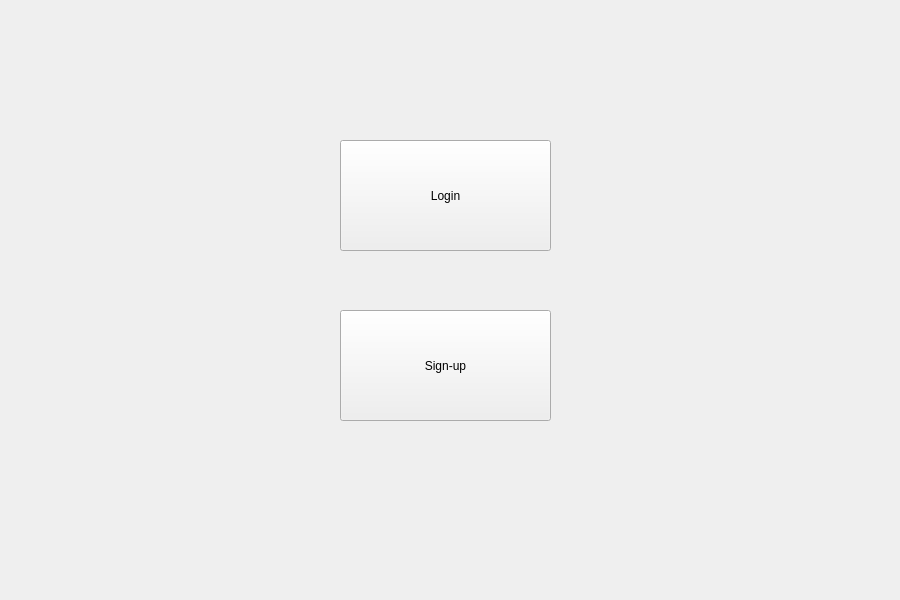
Before: the Qt Designer form UIAP_Final/adminentry.ui in a-HA7-z/UIAP_Final, drawn with Qt 5.
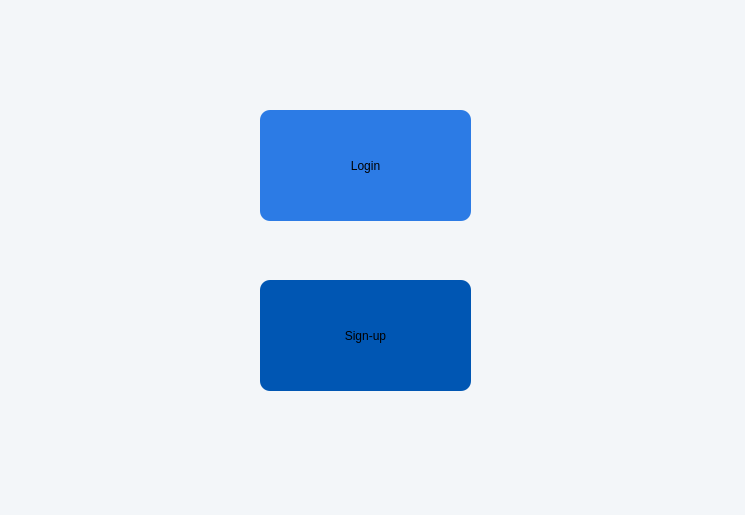
After: the same form once the commit is applied.

What changed in the file:
```diff
--- a/UIAP_Final/adminentry.ui
+++ b/UIAP_Final/adminentry.ui
@@ -6,22 +6,30 @@
    <rect>
     <x>0</x>
     <y>0</y>
-    <width>900</width>
-    <height>600</height>
+    <width>745</width>
+    <height>515</height>
    </rect>
   </property>
   <property name="windowTitle">
    <string>Form</string>
   </property>
+  <property name="styleSheet">
+   <string notr="true">background-color: rgb(243, 246, 249);</string>
+  </property>
   <widget class="QPushButton" name="LoginButton">
    <property name="geometry">
     <rect>
-     <x>340</x>
-     <y>140</y>
+     <x>260</x>
+     <y>110</y>
      <width>211</width>
      <height>111</height>
     </rect>
    </property>
+   <property name="styleSheet">
+    <string notr="true">background-color: rgb(44, 123, 229);
+border-radius: 10px;
+</string>
+   </property>
    <property name="text">
     <string>Login</string>
    </property>
@@ -29,12 +37,18 @@
   <widget class="QPushButton" name="SignupButton">
    <property name="geometry">
     <rect>
-     <x>340</x>
-     <y>310</y>
+     <x>260</x>
+     <y>280</y>
      <width>211</width>
      <height>111</height>
     </rect>
    </property>
+   <property name="styleSheet">
+    <string notr="true">background-color: rgb(0, 86, 179); 
+border-radius: 10px;
+
+</string>
+   </property>
    <property name="text">
     <string>Sign-up</string>
    </property>
```
